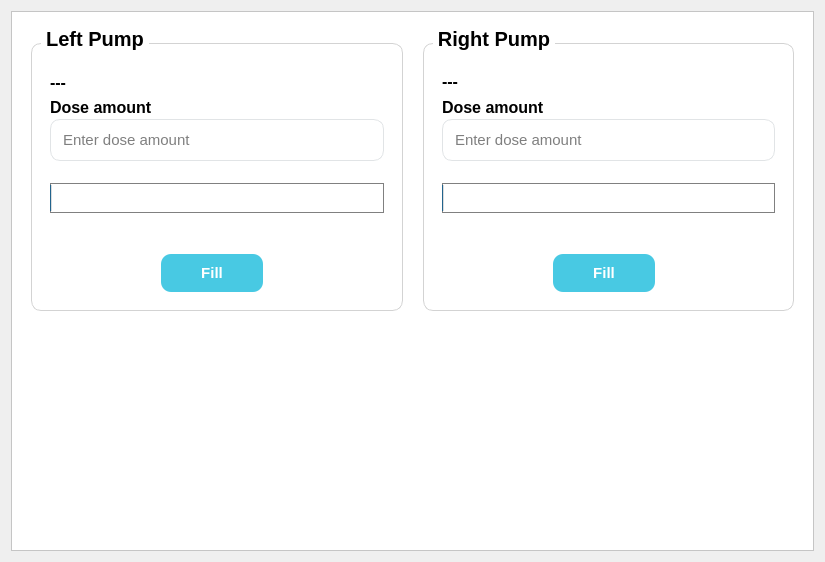
Qt form uiFiles/instantDose.ui (Rex-Honey/medidozeNoDb) before a commit.
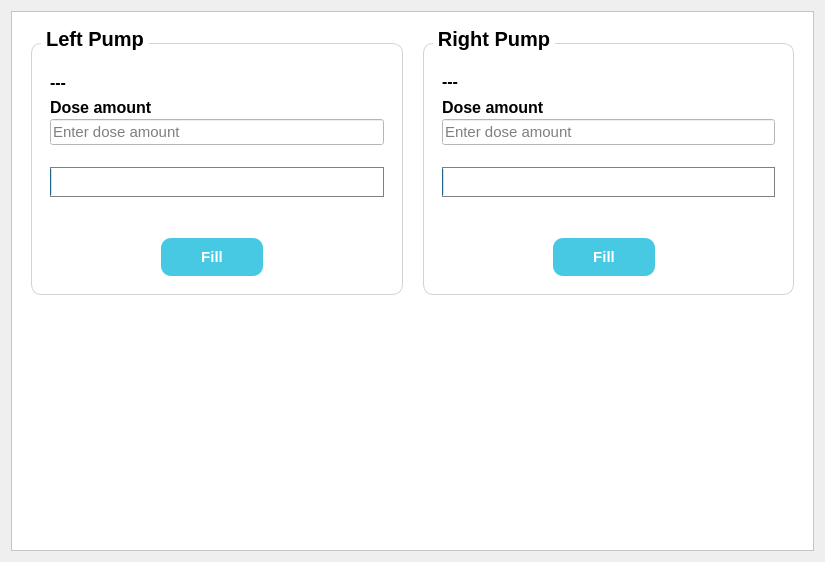
The same form after that commit.

Commit message:
Enhance InstantDose functionality and UI responsiveness
- Added input validation for dosage fields, ensuring only valid numbers are accepted and providing user feedback for errors.
- Implemented threading for the filling process to maintain UI responsiveness during operations.
- Updated the UI styles for input fields to reflect validation states (success/error) dynamically.
- Improved error handling and messaging for machine connection issues and dosage dispensing.

```diff
--- a/uiFiles/instantDose.ui
+++ b/uiFiles/instantDose.ui
@@ -194,10 +194,7 @@
                   </font>
                  </property>
                  <property name="styleSheet">
-                  <string notr="true">padding:10px;
-border:1px solid #e1e4e6;
-font-size:11pt;
-border-radius:10%</string>
+                  <string notr="true"/>
                  </property>
                  <property name="text">
                   <string/>
@@ -490,10 +487,7 @@
                   </font>
                  </property>
                  <property name="styleSheet">
-                  <string notr="true">padding:10px;
-border:1px solid #e1e4e6;
-font-size:11pt;
-border-radius:10%</string>
+                  <string notr="true"/>
                  </property>
                  <property name="text">
                   <string/>
```
The commit also changes 2 other files.
